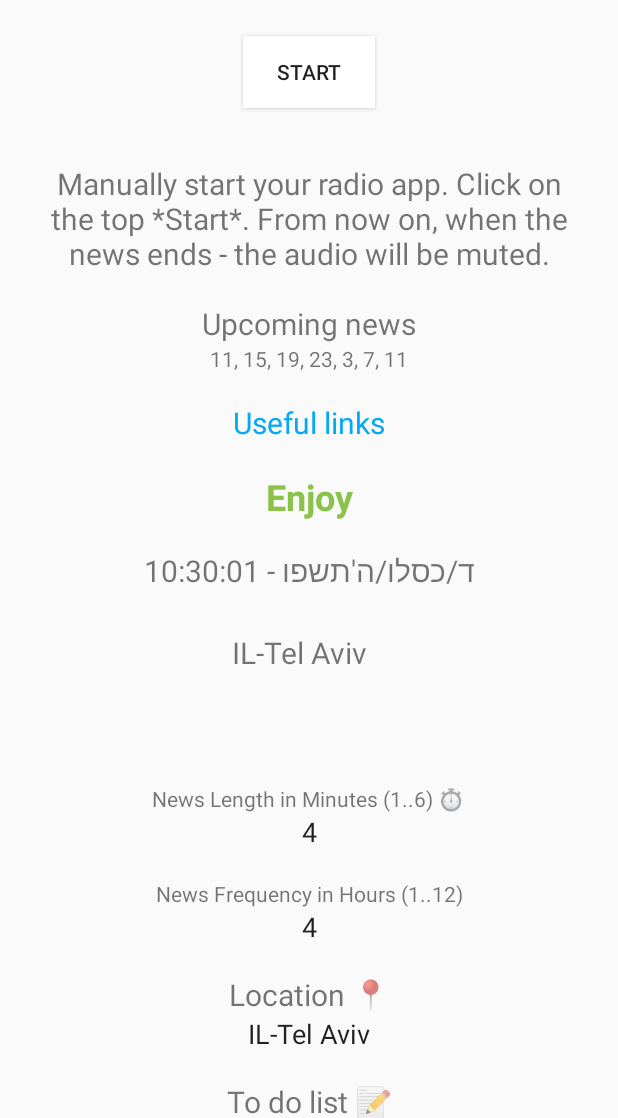
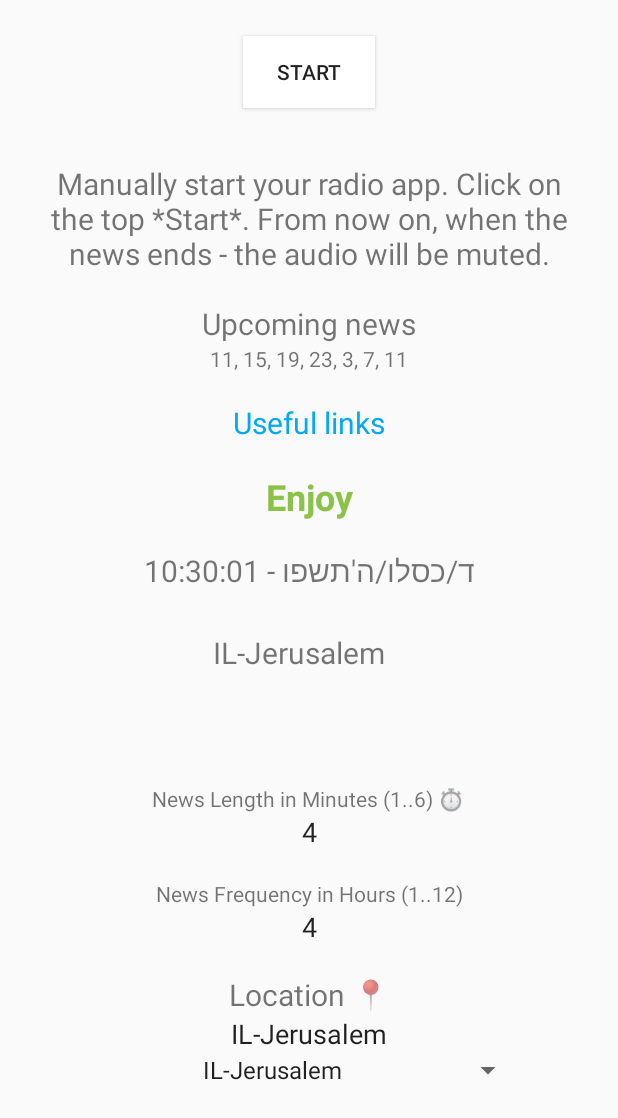
Before and after one commit to shahart/myquietwave, an Android app built with Jetpack Compose: the screen it shows after launch (MainActivity), on a phone screen of 412 x 824 dp, the part 118-1236 px from its top. Run offline under Robolectric (Android 15) with nearby library versions, the phone set to English and light mode, and no system bars.

Commit message:
Android 1.2 - Better Ux: drop-down for the supported cities

```diff
--- a/android/app/build.gradle.kts
+++ b/android/app/build.gradle.kts
@@ -19,8 +19,8 @@ android {
         minSdk = 26
         targetSdk = 36
 
-        versionCode = 30
-        versionName = "1.15"
+        versionCode = 31
+        versionName = "1.2"
 
         testInstrumentationRunner = "androidx.test.runner.AndroidJUnitRunner"
 
--- a/android/app/src/main/java/com/shahartal/myquietchannel/MainActivity.kt
+++ b/android/app/src/main/java/com/shahartal/myquietchannel/MainActivity.kt
@@ -25,8 +25,16 @@ import android.media.AudioManager
 //import android.net.Uri
 import android.os.Build
 import android.os.Bundle
+import android.text.Selection.setSelection
 import android.util.Log
+import android.view.Gravity
+import android.view.View
+import android.widget.AdapterView
+import android.widget.ArrayAdapter
+import android.widget.AutoCompleteTextView
 import android.widget.Button
+import android.widget.LinearLayout
+import android.widget.Spinner
 //import android.widget.ImageView
 import android.widget.TextView
 //import android.widget.Toast
@@ -139,10 +147,21 @@ class MainActivity : ComponentActivity() {
 
         val sharedPreferences = getSharedPreferences("UserPreferences", MODE_PRIVATE)
         val savedName = sharedPreferences.getString("todoList", "פלטה, מיחם, שעון שבת, מנורה קטנה במסדרון, מזגן")
-        val savedLocation = sharedPreferences.getString("location", "IL-Tel Aviv")
+        val savedLocation = sharedPreferences.getString("location", "IL-Jerusalem")
 
         editTextTodo.text = savedName
         editTextLocation.text = savedLocation
+
+        val locations = resources.getStringArray(R.array.locations)
+        val spinner = findViewById<Spinner>(R.id.editTextLocationSpinner)
+
+        if (locations.contains(savedLocation)) {
+            spinner.setSelection(locations.indexOf(savedLocation))
+        }
+        else {
+            spinner.setSelection(locations.indexOf("Geo/ GPS-Lat, Lon"))
+        }
+
 
         fetchShabatZmanim()
         fetchSunsZmanim()
@@ -551,6 +570,7 @@ class MainActivity : ComponentActivity() {
         }
     }
 
+
     // @RequiresApi(Build.VERSION_CODES.O) // Unnecessary; SDK_INT is always >= 26
     override fun onCreate(savedInstanceState: Bundle?) {
         super.onCreate(savedInstanceState)
@@ -560,6 +580,46 @@ class MainActivity : ComponentActivity() {
         Log.i("", "MainActivity Version " + BuildConfig.VERSION_NAME)
 
         setContentView(R.layout.activity_main)
+
+        editTextLocation = findViewById(R.id.editTextLocation)
+
+        val sharedPreferences = getSharedPreferences("UserPreferences", MODE_PRIVATE)
+        val savedLocation = sharedPreferences.getString("location", "IL-Jerusalem")
+
+        editTextLocation.text = savedLocation
+        val locations = resources.getStringArray(R.array.locations)
+
+        val spinner = findViewById<Spinner>(R.id.editTextLocationSpinner)
+
+        if (locations.contains(savedLocation)) {
+            spinner.setSelection(locations.indexOf(savedLocation))
+        }
+        else {
+            spinner.setSelection(locations.indexOf("Geo/ GPS-Lat, Lon"))
+        }
+
+        if (spinner != null) {
+            val adapter = ArrayAdapter(this,
+                android.R.layout.simple_spinner_item, locations)
+
+            spinner.adapter = adapter
+
+            spinner.onItemSelectedListener = object :
+                AdapterView.OnItemSelectedListener {
+                override fun onItemSelected(parent: AdapterView<*>,
+                                            view: View, position: Int, id: Long) {
+                    if (locations[position] != "Geo/ GPS-Lat, Lon" && locations[position].isNotEmpty()) {
+                        editTextLocation.text = locations[position]
+                    }
+                    fetchShabatZmanim()
+                    fetchSunsZmanim()
+                }
+
+                override fun onNothingSelected(parent: AdapterView<*>) {
+                    // TODO?
+                }
+            }
+        }
 
         // @RequiresApi(8
         if (ZonedDateTime.now(ZoneId.systemDefault()).dayOfWeek == DayOfWeek.FRIDAY) {
@@ -571,8 +631,6 @@ class MainActivity : ComponentActivity() {
         fetchDafYomi()
 
         editTextTodo = findViewById(R.id.editTextTodo)
-        editTextLocation = findViewById(R.id.editTextLocation)
-
 
         /* val infoIcon: ImageView = findViewById(R.id.info_icon)
         infoIcon.setOnClickListener {
@@ -674,6 +732,7 @@ class MainActivity : ComponentActivity() {
                                 val locStr = Utils.roundToDecimalPlaces(location.latitude).toString() + "," +
                                         Utils.roundToDecimalPlaces(location.longitude).toString()
                                 editTextLocation.text = locStr
+                                spinner.setSelection(locations.indexOf("Geo/ GPS-Lat, Lon"))
                                 fetchShabatZmanim(locStr)
                             }
                         }
--- a/android/app/src/main/res/layout/activity_main.xml
+++ b/android/app/src/main/res/layout/activity_main.xml
@@ -245,7 +245,14 @@
           android:background="@android:color/transparent"
           android:ems="10"
           android:singleLine="false"
-        android:text="IL-Tel Aviv"
+          android:text="IL-Jerusalem"
+          android:textAlignment="center" />
+
+      <Spinner
+          android:id="@+id/editTextLocationSpinner"
+          android:layout_width="287dp"
+          android:layout_height="match_parent"
+          android:prompt="@string/location"
           android:textAlignment="center" />
 
       <TextView
--- a/android/app/src/main/res/values/strings.xml
+++ b/android/app/src/main/res/values/strings.xml
@@ -61,4 +61,109 @@
     <string name="notif_text_radio_stopped">The radio app is not playing anymore, you should replay it</string>
 <!--    <string name="notif_text_6">Playing the current news</string>-->
 
+
+    <string-array name="locations">
+        <item>IL-Jerusalem</item>
+        <item>IL-Tel Aviv</item>
+        <item>IL-Haifa</item>
+        <item>IL-Be\'er Sheva</item>
+        <item> </item>
+        <item>Geo/ GPS-Lat, Lon</item>
+        <item> </item>
+        <item>IL-Ashdod</item>
+        <item>IL-Ashkelon</item>
+        <item>IL-Bat Yam</item>
+        <item>IL-Beit Shemesh</item>
+        <item>IL-Bnei Brak</item>
+        <item>IL-Eilat</item>
+        <item>IL-Hadera</item>
+        <item>IL-Herzliya</item>
+        <item>IL-Holon</item>
+        <item>IL-Kfar Saba</item>
+        <item>IL-Lod</item>
+        <item>IL-Modiin</item>
+        <item>IL-Nazareth</item>
+        <item>IL-Netanya</item>
+        <item>IL-Petach Tikvah</item>
+        <item>IL-Ra\'anana</item>
+        <item>IL-Ramat Gan</item>
+        <item>IL-Ramla</item>
+        <item>IL-Rishon LeZion</item>
+        <item>IL-Tiberias</item>
+        <item> </item>
+        <item>US-Atlanta-GA</item>
+        <item>US-Austin-TX</item>
+        <item>US-Baltimore-MD</item>
+        <item>US-Boston-MA</item>
+        <item>US-Buffalo-NY</item>
+        <item>US-Chicago-IL</item>
+        <item>US-Cincinnati-OH</item>
+        <item>US-Cleveland-OH</item>
+        <item>US-Columbus-OH</item>
+        <item>US-Dallas-TX</item>
+        <item>US-Denver-CO</item>
+        <item>US-Detroit-MI</item>
+        <item>US-Hartford-CT</item>
+        <item>US-Honolulu-HI</item>
+        <item>US-Houston-TX</item>
+        <item>US-Lakewood-NJ</item>
+        <item>US-Las Vegas-NV</item>
+        <item>US-Livingston-NY</item>
+        <item>US-Los Angeles-CA</item>
+        <item>US-Memphis-TN</item>
+        <item>US-Miami-FL</item>
+        <item>US-Milwaukee-WI</item>
+        <item>US-Monsey-NY</item>
+        <item>US-New Haven-CT</item>
+        <item>US-New York-NY</item>
+        <item>US-Omaha-NE</item>
+        <item>US-Orlando-FL</item>
+        <item>US-Passaic-NJ</item>
+        <item>US-Philadelphia-PA</item>
+        <item>US-Phoenix-AZ</item>
+        <item>US-Pittsburgh-PA</item>
+        <item>US-Portland-OR</item>
+        <item>US-Providence-RI</item>
+        <item>US-Richmond-VA</item>
+        <item>US-Rochester-NY</item>
+        <item>US-Saint Louis-MO</item>
+        <item>US-Saint Paul-MN</item>
+        <item>US-San Diego-CA</item>
+        <item>US-San Francisco-CA</item>
+        <item>US-Seattle-WA</item>
+        <item>US-Silver Spring-MD</item>
+        <item>US-Teaneck-NJ</item>
+        <item>US-Washington-DC</item>
+        <item>US-White Plains-NY</item>
+        <item> </item>
+        <item>CA-Calgary</item>
+        <item>CA-Edmonton</item>
+        <item>CA-Halifax</item>
+        <item>CA-Mississauga</item>
+        <item>CA-Montreal</item>
+        <item>CA-Ottawa</item>
+        <item>CA-Quebec City</item>
+        <item>CA-Regina</item>
+        <item>CA-Saskatoon</item>
+        <item>CA-St. John\'s-05</item>
+        <item>CA-Toronto</item>
+        <item>CA-Vancouver</item>
+        <item>CA-Victoria</item>
+        <item>CA-Winnipeg</item>
+        <item> </item>
+        <item>FR-Marseilles</item>
+        <item>FR-Paris</item>
+        <item> </item>
+        <item>GB-Belfast</item>
+        <item>GB-Birmingham</item>
+        <item>GB-Bristol</item>
+        <item>GB-Cardiff</item>
+        <item>GB-Edinburgh</item>
+        <item>GB-Glasgow</item>
+        <item>GB-Leeds</item>
+        <item>GB-Liverpool</item>
+        <item>GB-London</item>
+        <item>GB-Manchester</item>
+        <item>GB-Sheffield</item>
+    </string-array>
 </resources>
```
Also changed, not shown: 2 other files. Lines whose indentation alone changed are shown as unchanged.
